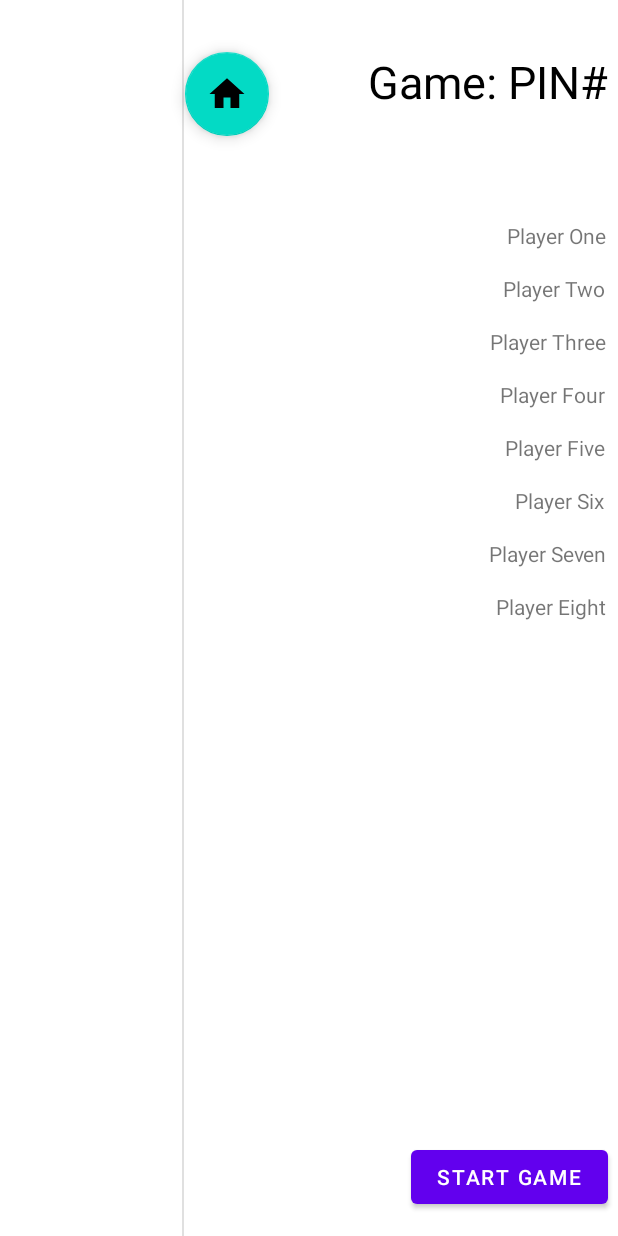
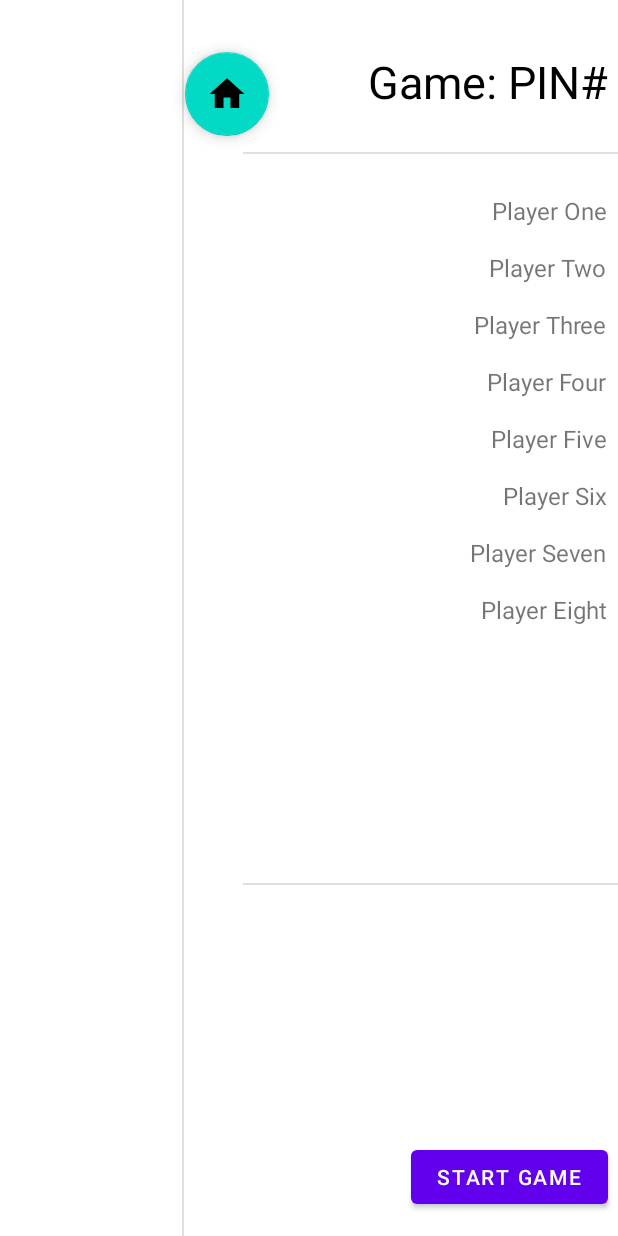
Before and after one commit to AaronCohen21/ChiefdUp, an Android app: the layout game_start_screen.xml on its own in the app's theme, with its tools: preview values and no code run, on a phone screen of 412 x 824 dp. Run offline under Robolectric (Android 15) with nearby library versions, the phone set to English and light mode, and no system bars.

Commit message:
fix player names in game_start_screen.xml

```diff
--- a/app/src/main/res/layout/game_start_screen.xml
+++ b/app/src/main/res/layout/game_start_screen.xml
@@ -5,71 +5,6 @@
     xmlns:tools="http://schemas.android.com/tools"
     android:layout_width="match_parent"
     android:layout_height="match_parent">
-
-    <TextView
-        android:id="@+id/playerEightName"
-        android:layout_width="wrap_content"
-        android:layout_height="wrap_content"
-        android:layout_marginTop="16dp"
-        android:text="Player Eight"
-        app:layout_constraintBottom_toBottomOf="parent"
-        app:layout_constraintEnd_toEndOf="@+id/playerSevenName"
-        app:layout_constraintHorizontal_bias="0.909"
-        app:layout_constraintStart_toStartOf="@+id/playerSevenName"
-        app:layout_constraintTop_toBottomOf="@+id/playerSevenName"
-        app:layout_constraintVertical_bias="0.0" />
-
-    <TextView
-        android:id="@+id/playerSevenName"
-        android:layout_width="wrap_content"
-        android:layout_height="wrap_content"
-        android:layout_marginTop="16dp"
-        android:text="Player Seven"
-        app:layout_constraintBottom_toBottomOf="parent"
-        app:layout_constraintEnd_toEndOf="@+id/playerSixName"
-        app:layout_constraintHorizontal_bias="0.909"
-        app:layout_constraintStart_toStartOf="@+id/playerSixName"
-        app:layout_constraintTop_toBottomOf="@+id/playerSixName"
-        app:layout_constraintVertical_bias="0.0" />
-
-    <TextView
-        android:id="@+id/playerSixName"
-        android:layout_width="wrap_content"
-        android:layout_height="wrap_content"
-        android:layout_marginTop="16dp"
-        android:text="Player Six"
-        app:layout_constraintBottom_toBottomOf="parent"
-        app:layout_constraintEnd_toEndOf="@+id/playerFiveName"
-        app:layout_constraintHorizontal_bias="0.909"
-        app:layout_constraintStart_toStartOf="@+id/playerFiveName"
-        app:layout_constraintTop_toBottomOf="@+id/playerFiveName"
-        app:layout_constraintVertical_bias="0.0" />
-
-    <TextView
-        android:id="@+id/playerFourName"
-        android:layout_width="wrap_content"
-        android:layout_height="wrap_content"
-        android:layout_marginTop="16dp"
-        android:text="Player Four"
-        app:layout_constraintBottom_toBottomOf="parent"
-        app:layout_constraintEnd_toEndOf="@+id/playerThreeName"
-        app:layout_constraintHorizontal_bias="0.909"
-        app:layout_constraintStart_toStartOf="@+id/playerThreeName"
-        app:layout_constraintTop_toBottomOf="@+id/playerThreeName"
-        app:layout_constraintVertical_bias="0.0" />
-
-    <TextView
-        android:id="@+id/playerFiveName"
-        android:layout_width="wrap_content"
-        android:layout_height="wrap_content"
-        android:layout_marginTop="16dp"
-        android:text="Player Five"
-        app:layout_constraintBottom_toBottomOf="parent"
-        app:layout_constraintEnd_toEndOf="@+id/playerFourName"
-        app:layout_constraintHorizontal_bias="0.909"
-        app:layout_constraintStart_toStartOf="@+id/playerFourName"
-        app:layout_constraintTop_toBottomOf="@+id/playerFourName"
-        app:layout_constraintVertical_bias="0.0" />
 
     <Button
         android:id="@+id/startGameButton"
@@ -127,24 +62,54 @@
         android:layout_width="wrap_content"
         android:layout_height="wrap_content"
         android:text="Player One"
+        android:textSize="16sp"
         app:layout_constraintBottom_toBottomOf="parent"
         app:layout_constraintEnd_toEndOf="parent"
-        app:layout_constraintHorizontal_bias="0.976"
+        app:layout_constraintHorizontal_bias="0.978"
         app:layout_constraintStart_toStartOf="parent"
         app:layout_constraintTop_toTopOf="parent"
-        app:layout_constraintVertical_bias="0.183" />
+        app:layout_constraintVertical_bias="0.161" />
 
     <TextView
-        android:id="@+id/playerTwoName"
+        android:id="@+id/playerFiveName"
         android:layout_width="wrap_content"
         android:layout_height="wrap_content"
         android:layout_marginTop="16dp"
-        android:text="Player Two"
+        android:text="Player Five"
+        android:textSize="16sp"
         app:layout_constraintBottom_toBottomOf="parent"
-        app:layout_constraintEnd_toEndOf="@+id/playerOneName"
+        app:layout_constraintEnd_toEndOf="@+id/playerFourName"
         app:layout_constraintHorizontal_bias="1.0"
-        app:layout_constraintStart_toStartOf="@+id/playerOneName"
-        app:layout_constraintTop_toBottomOf="@+id/playerOneName"
+        app:layout_constraintStart_toStartOf="@+id/playerFourName"
+        app:layout_constraintTop_toBottomOf="@+id/playerFourName"
+        app:layout_constraintVertical_bias="0.0" />
+
+    <TextView
+        android:id="@+id/playerSixName"
+        android:layout_width="wrap_content"
+        android:layout_height="wrap_content"
+        android:layout_marginTop="16dp"
+        android:text="Player Six"
+        android:textSize="16sp"
+        app:layout_constraintBottom_toBottomOf="parent"
+        app:layout_constraintEnd_toEndOf="@+id/playerFiveName"
+        app:layout_constraintHorizontal_bias="1.0"
+        app:layout_constraintStart_toStartOf="@+id/playerFiveName"
+        app:layout_constraintTop_toBottomOf="@+id/playerFiveName"
+        app:layout_constraintVertical_bias="0.0" />
+
+    <TextView
+        android:id="@+id/playerSevenName"
+        android:layout_width="wrap_content"
+        android:layout_height="wrap_content"
+        android:layout_marginTop="16dp"
+        android:text="Player Seven"
+        android:textSize="16sp"
+        app:layout_constraintBottom_toBottomOf="parent"
+        app:layout_constraintEnd_toEndOf="@+id/playerSixName"
+        app:layout_constraintHorizontal_bias="1.0"
+        app:layout_constraintStart_toStartOf="@+id/playerSixName"
+        app:layout_constraintTop_toBottomOf="@+id/playerSixName"
         app:layout_constraintVertical_bias="0.0" />
 
     <TextView
@@ -153,6 +118,7 @@
         android:layout_height="wrap_content"
         android:layout_marginTop="16dp"
         android:text="Player Three"
+        android:textSize="16sp"
         app:layout_constraintBottom_toBottomOf="parent"
         app:layout_constraintEnd_toEndOf="@+id/playerTwoName"
         app:layout_constraintHorizontal_bias="1.0"
@@ -160,4 +126,72 @@
         app:layout_constraintTop_toBottomOf="@+id/playerTwoName"
         app:layout_constraintVertical_bias="0.0" />
 
+    <TextView
+        android:id="@+id/playerEightName"
+        android:layout_width="wrap_content"
+        android:layout_height="wrap_content"
+        android:layout_marginTop="16dp"
+        android:text="Player Eight"
+        android:textSize="16sp"
+        app:layout_constraintBottom_toBottomOf="parent"
+        app:layout_constraintEnd_toEndOf="@+id/playerSevenName"
+        app:layout_constraintHorizontal_bias="1.0"
+        app:layout_constraintStart_toStartOf="@+id/playerSevenName"
+        app:layout_constraintTop_toBottomOf="@+id/playerSevenName"
+        app:layout_constraintVertical_bias="0.0" />
+
+    <TextView
+        android:id="@+id/playerFourName"
+        android:layout_width="wrap_content"
+        android:layout_height="wrap_content"
+        android:layout_marginTop="16dp"
+        android:text="Player Four"
+        android:textSize="16sp"
+        app:layout_constraintBottom_toBottomOf="parent"
+        app:layout_constraintEnd_toEndOf="@+id/playerThreeName"
+        app:layout_constraintHorizontal_bias="1.0"
+        app:layout_constraintStart_toStartOf="@+id/playerThreeName"
+        app:layout_constraintTop_toBottomOf="@+id/playerThreeName"
+        app:layout_constraintVertical_bias="0.0" />
+
+    <TextView
+        android:id="@+id/playerTwoName"
+        android:layout_width="wrap_content"
+        android:layout_height="wrap_content"
+        android:layout_marginTop="16dp"
+        android:text="Player Two"
+        android:textSize="16sp"
+        app:layout_constraintBottom_toBottomOf="parent"
+        app:layout_constraintEnd_toEndOf="@+id/playerOneName"
+        app:layout_constraintHorizontal_bias="1.0"
+        app:layout_constraintStart_toStartOf="@+id/playerOneName"
+        app:layout_constraintTop_toBottomOf="@+id/playerOneName"
+        app:layout_constraintVertical_bias="0.0" />
+
+    <View
+        android:id="@+id/gamePinDivider"
+        android:layout_width="250dp"
+        android:layout_height="1dp"
+        android:layout_marginTop="3dp"
+        android:layout_marginBottom="3dp"
+        android:background="?android:attr/listDivider"
+        app:layout_constraintBottom_toTopOf="@+id/playerOneName"
+        app:layout_constraintEnd_toEndOf="parent"
+        app:layout_constraintHorizontal_bias="1.0"
+        app:layout_constraintStart_toEndOf="@+id/divider"
+        app:layout_constraintTop_toBottomOf="@+id/gameTitle" />
+
+    <View
+        android:id="@+id/gamePinDivider2"
+        android:layout_width="250dp"
+        android:layout_height="1dp"
+        android:layout_marginTop="3dp"
+        android:layout_marginBottom="3dp"
+        android:background="?android:attr/listDivider"
+        app:layout_constraintBottom_toTopOf="@+id/startGameButton"
+        app:layout_constraintEnd_toEndOf="parent"
+        app:layout_constraintHorizontal_bias="1.0"
+        app:layout_constraintStart_toEndOf="@+id/divider"
+        app:layout_constraintTop_toBottomOf="@+id/playerEightName" />
+
 </androidx.constraintlayout.widget.ConstraintLayout>
```
